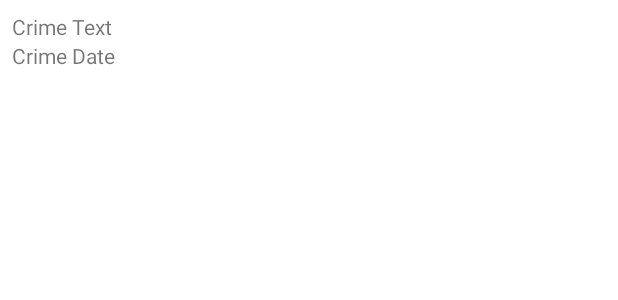
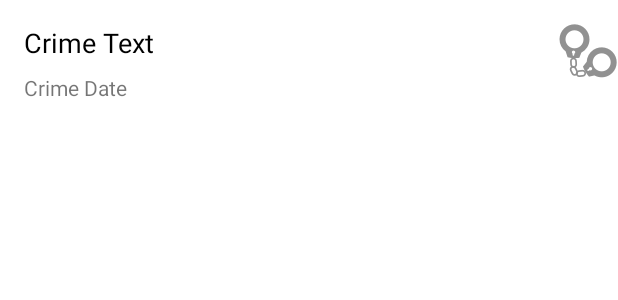
Before and after one commit to duron600/android_practice_criminalintent, an Android app: the layout list_item_crime.xml on its own in the app's theme, with its tools: preview values and no code run, on a phone screen of 412 x 824 dp. Shown: the top 300 px of the screen. Run offline under Robolectric (Android 15) with nearby library versions, the phone set to English and light mode, and no system bars.

Commit message:
chapter 10

```diff
--- a/app/src/main/java/run/fa20/criminalintent/CrimeListFragment.kt
+++ b/app/src/main/java/run/fa20/criminalintent/CrimeListFragment.kt
@@ -1,10 +1,12 @@
 package run.fa20.criminalintent
 
 import android.os.Bundle
+import android.text.format.DateFormat
 import android.util.Log
 import android.view.LayoutInflater
 import android.view.View
 import android.view.ViewGroup
+import android.widget.ImageView
 import android.widget.TextView
 import android.widget.Toast
 import androidx.fragment.app.Fragment
@@ -53,6 +55,7 @@ class CrimeListFragment : Fragment() {
 
         private val titleTextView: TextView = itemView.findViewById(R.id.crime_title)
         private val dateTextView: TextView = itemView.findViewById(R.id.crime_date)
+        private val solvedImageView: ImageView = itemView.findViewById(R.id.crime_solved)
 
         init {
             view.setOnClickListener(this)
@@ -61,8 +64,12 @@ class CrimeListFragment : Fragment() {
         fun bind(crime: Crime) {
             this.crime = crime
             titleTextView.text = this.crime.title
-            dateTextView.text = this.crime.date.toString()
-
+            dateTextView.text = DateFormat.format("yyyy-MM-dd hh:mm:ss", this.crime.date)
+            solvedImageView.visibility = if (crime.isSolved) {
+                View.VISIBLE
+            } else {
+                View.GONE
+            }
         }
 
         override fun onClick(v: View?) {
--- a/app/src/main/res/layout/fragment_crime.xml
+++ b/app/src/main/res/layout/fragment_crime.xml
@@ -27,6 +27,7 @@
         android:id="@+id/crime_date"
         android:layout_width="match_parent"
         android:layout_height="wrap_content"
+        android:padding="80dp"
         tools:text="Wed Nov 14 11:56 EST 2018"/>
 
     <CheckBox
@@ -34,4 +35,5 @@
         android:layout_width="match_parent"
         android:layout_height="wrap_content"
         android:text="@string/crime_solved_label"/>
+
 </LinearLayout>
--- a/app/src/main/res/layout/list_item_crime.xml
+++ b/app/src/main/res/layout/list_item_crime.xml
@@ -1,18 +1,43 @@
 <?xml version="1.0" encoding="utf-8"?>
-<LinearLayout xmlns:android="http://schemas.android.com/apk/res/android"
-    android:orientation="vertical" android:layout_width="match_parent"
-    android:layout_height="wrap_content"
-    android:padding="8dp">
+<androidx.constraintlayout.widget.ConstraintLayout xmlns:android="http://schemas.android.com/apk/res/android"
+    xmlns:app="http://schemas.android.com/apk/res-auto"
+    xmlns:tools="http://schemas.android.com/tools"
+    android:id="@+id/linearLayout"
+    android:layout_width="match_parent"
+    android:layout_height="wrap_content">
+
+    <ImageView
+        android:id="@+id/crime_solved"
+        android:layout_width="wrap_content"
+        android:layout_height="wrap_content"
+        app:layout_constraintBottom_toBottomOf="parent"
+        app:layout_constraintEnd_toEndOf="parent"
+        app:layout_constraintTop_toTopOf="parent"
+        app:srcCompat="@drawable/ic_solved" />
 
     <TextView
         android:id="@+id/crime_title"
-        android:layout_width="match_parent"
+        android:layout_width="0dp"
         android:layout_height="wrap_content"
-        android:text="Crime Text"/>
+        android:layout_marginStart="16dp"
+        android:layout_marginTop="16dp"
+        android:layout_marginEnd="8dp"
+        android:text="Crime Text"
+        android:textColor="@color/black"
+        android:textSize="18sp"
+        app:layout_constraintEnd_toStartOf="@+id/crime_solved"
+        app:layout_constraintStart_toStartOf="parent"
+        app:layout_constraintTop_toTopOf="parent" />
 
     <TextView
         android:id="@+id/crime_date"
-        android:layout_width="match_parent"
+        android:layout_width="0dp"
         android:layout_height="wrap_content"
-        android:text="Crime Date"/>
-</LinearLayout>
+        android:layout_marginStart="16dp"
+        android:layout_marginTop="8dp"
+        android:layout_marginEnd="8dp"
+        android:text="Crime Date"
+        app:layout_constraintEnd_toStartOf="@+id/crime_solved"
+        app:layout_constraintStart_toStartOf="parent"
+        app:layout_constraintTop_toBottomOf="@+id/crime_title" />
+</androidx.constraintlayout.widget.ConstraintLayout>
```
Also changed, not shown: app/src/main/res/drawable-hdpi/ic_solved.png (added), app/src/main/res/drawable-mdpi/ic_solved.png (added), app/src/main/res/drawable-xhdpi/ic_solved.png (added), app/src/main/res/drawable-xxhdpi/ic_solved.png (added), app/src/main/res/drawable-xxxhdpi/ic_solved.png (added).
